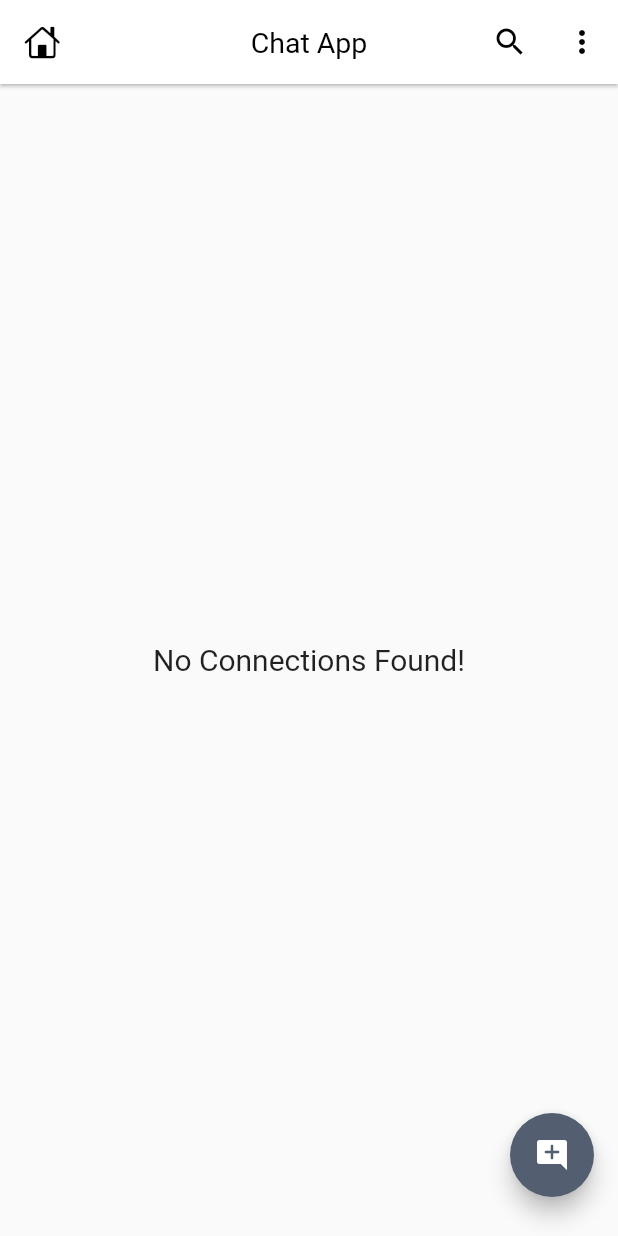
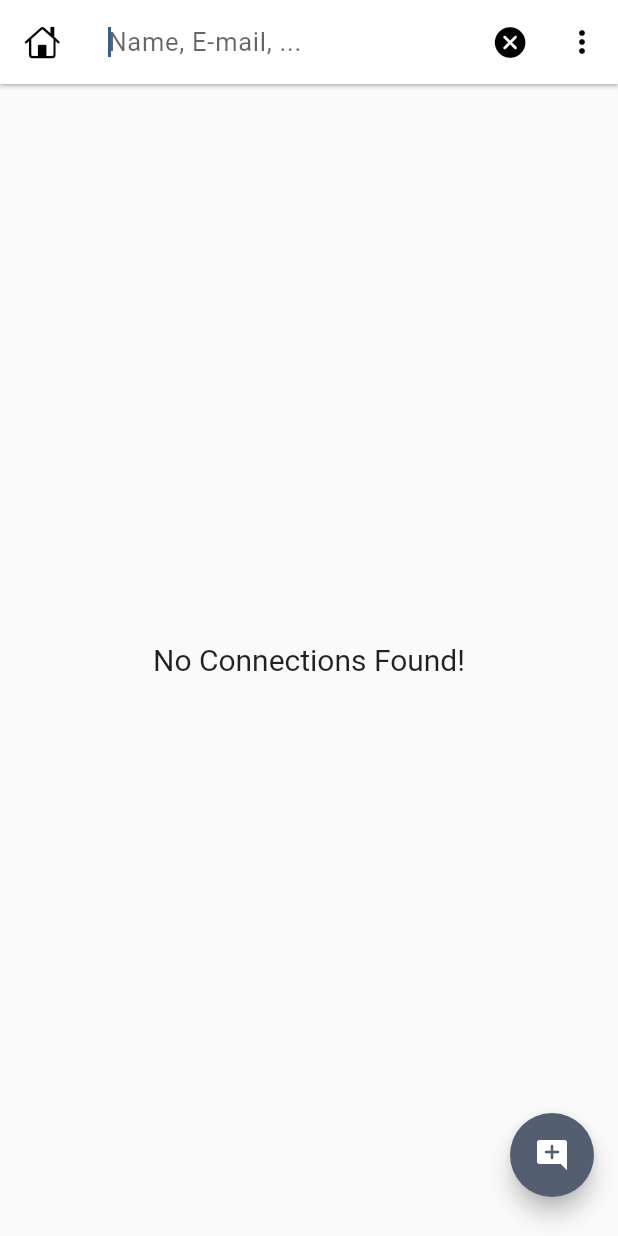
Before and after one commit to danielrgb23/chat_app_flutter, a Flutter app: the HomeScreen screen opened by its route, after a tap on the "search" icon, on a phone screen of 412 x 824 dp. Run offline on Flutter 3.47's test engine with Material 3 defaults, Android fonts, the phone set to English and light mode, and no system bars; our stand-ins replace cached_network_image, cloud_firestore, dio, firebase_auth, firebase_core, google_sign_in; accounts and stored records are empty.

Commit message:
feat: implements search in homePage

```diff
--- a/lib/feature/home/presentation/page/home_screen.dart
+++ b/lib/feature/home/presentation/page/home_screen.dart
@@ -18,7 +18,14 @@ class HomeScreen extends StatefulWidget {
 }
 
 class _HomeScreenState extends State<HomeScreen> {
-  List<ChatUserModel> list = [];
+  //for storing all users
+  List<ChatUserModel> _list = [];
+
+  // for storing search items
+  final List<ChatUserModel> _searchList = [];
+
+  //for storing search status
+  bool isSearching = false;
 
   @override
   void initState() {
@@ -44,9 +51,43 @@ class _HomeScreenState extends State<HomeScreen> {
   _buildAppBar(BuildContext context) {
     return AppBar(
       leading: const Icon(CupertinoIcons.home),
-      title: const Text('Chat App'),
+      title: isSearching
+          ? TextField(
+              decoration: const InputDecoration(
+                  border: InputBorder.none, hintText: "Name, E-mail, ..."),
+              autofocus: true,
+              style: const TextStyle(fontSize: 17, letterSpacing: 0.5),
+              //when search text changes then update search list
+              onChanged: (value) {
+                //search logic
+                _searchList.clear();
+
+                for (var i in _list) {
+                  if (i.name.toLowerCase().contains(value.toLowerCase()) ||
+                      i.email.toLowerCase().contains(value.toLowerCase())) {
+                    _searchList.add(i);
+                  }
+
+                  setState(() {
+                    _searchList;
+                  });
+                }
+              },
+            )
+          : const Text('Chat App'),
       actions: [
-        IconButton(onPressed: () {}, icon: const Icon(Icons.search)),
+        //search user button
+        IconButton(
+            onPressed: () {
+              setState(() {
+                isSearching = !isSearching;
+              });
+            },
+            icon: Icon(isSearching
+                ? CupertinoIcons.clear_circled_solid
+                : Icons.search)),
+
+        //more featuers button
         IconButton(
             onPressed: () {
               Navigator.push(context, MaterialPageRoute(builder: (context) {
@@ -89,18 +130,18 @@ class _HomeScreenState extends State<HomeScreen> {
           case ConnectionState.done:
             if (snapshot.hasData) {
               final data = snapshot.data?.docs;
-              list =
+              _list =
                   data?.map((e) => ChatUserModel.fromJson(e.data())).toList() ??
                       [];
             }
 
-            if (list.isNotEmpty) {
+            if (_list.isNotEmpty) {
               return ListView.builder(
-                  itemCount: list.length,
+                  itemCount: isSearching ? _searchList.length : _list.length,
                   padding: EdgeInsets.only(top: mq.height * .01),
                   physics: const BouncingScrollPhysics(),
                   itemBuilder: (context, index) {
-                    return ChatUserCard(user: list[index]);
+                    return ChatUserCard(user:  isSearching ? _searchList[index] : _list[index]);
                     // return Text('Name: ${list[index].name}');
                   });
             } else {
```
